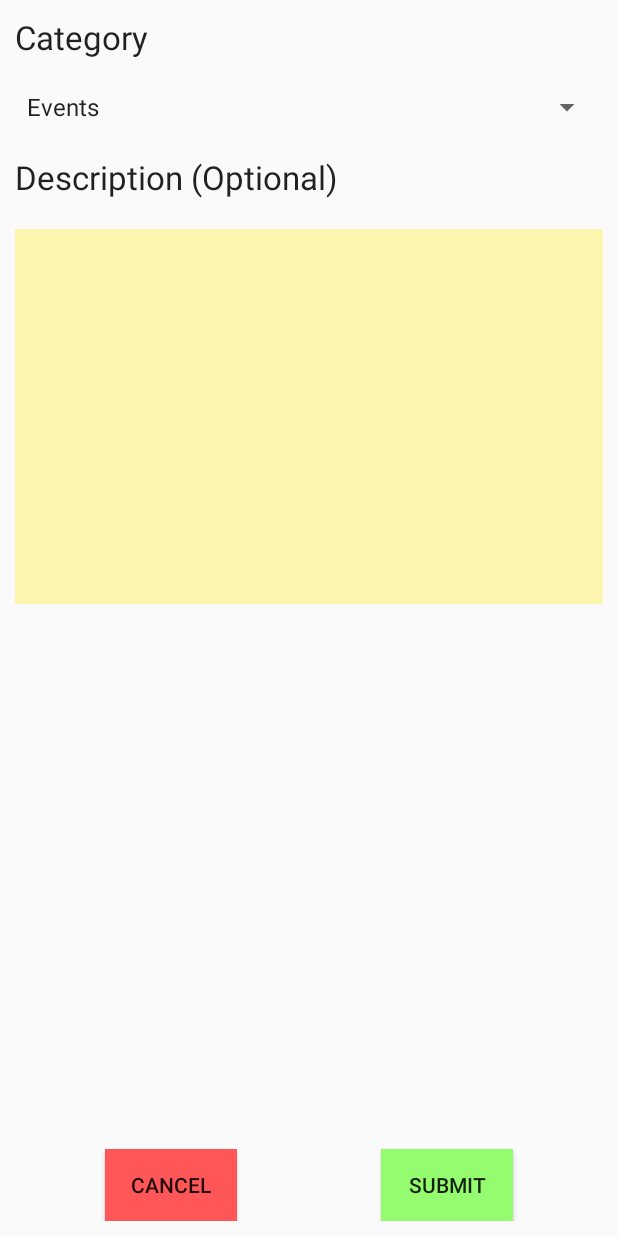
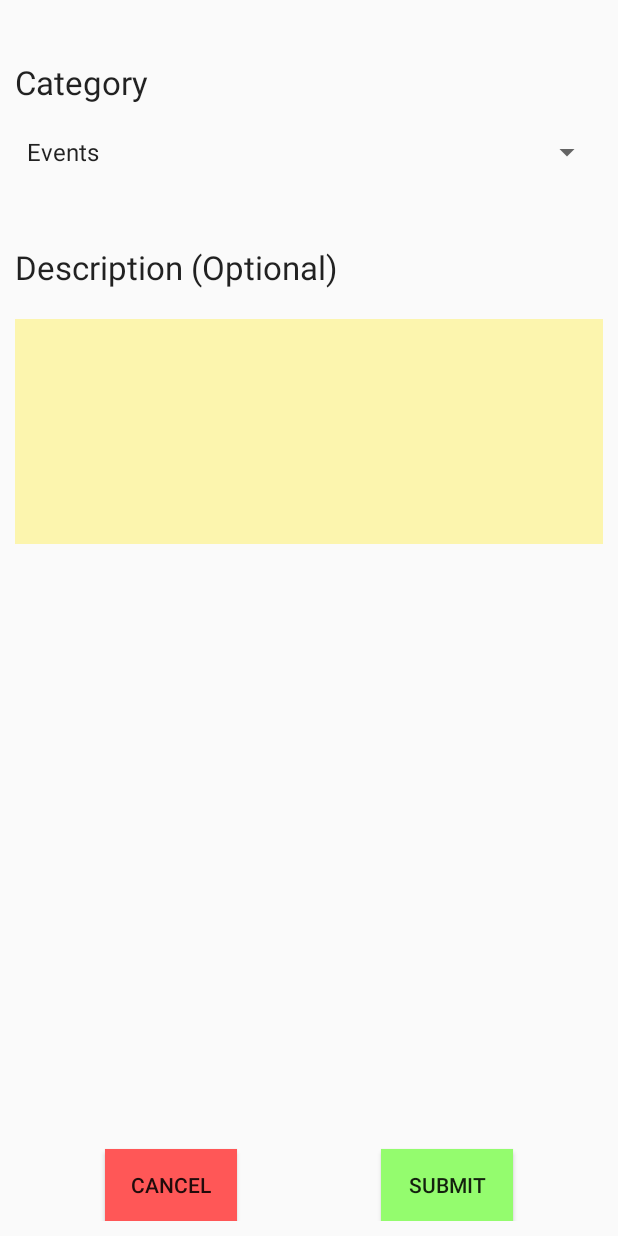
Before and after one commit to duwaynevandort/Project215, an Android app: the PinCreator screen opened directly, with no data from a screen before it, on a phone screen of 412 x 824 dp. Run offline under Robolectric (Android 15) with nearby library versions, the phone set to English and light mode, and no system bars.

Commit message:
New pin_create_screen, description block smaller and will (hopefully) limit entries to 255 characters

```diff
--- a/app/src/main/res/layout/pin_create_screen.xml
+++ b/app/src/main/res/layout/pin_create_screen.xml
@@ -11,7 +11,8 @@
         android:layout_height="wrap_content"
         android:text="Category"
         android:id="@+id/category_text_view"
-        android:textAppearance="@style/Base.TextAppearance.AppCompat.Large" />
+        android:textAppearance="@style/Base.TextAppearance.AppCompat.Large"
+        android:layout_marginTop="30dp"/>
 
     <Spinner
         android:layout_width="match_parent"
@@ -29,12 +30,12 @@
         android:layout_alignParentStart="true"
         android:id="@+id/description_text_view"
         android:layout_below="@+id/category_spinner"
-        android:layout_marginTop="20dp"
+        android:layout_marginTop="50dp"
         android:textAppearance="@style/Base.TextAppearance.AppCompat.Large" />
 
     <EditText
         android:layout_width="match_parent"
-        android:layout_height="250dp"
+        android:layout_height="150dp"
         android:inputType="textMultiLine"
         android:id="@+id/pin_description_text"
         android:layout_below="@+id/description_text_view"
@@ -43,6 +44,7 @@
         android:background="#fcf5ae"
         android:gravity="start"
         android:textAlignment="textStart"
+        android:maxLength="255"
         android:layout_marginTop="20dp"/>
 
     <Button
```
